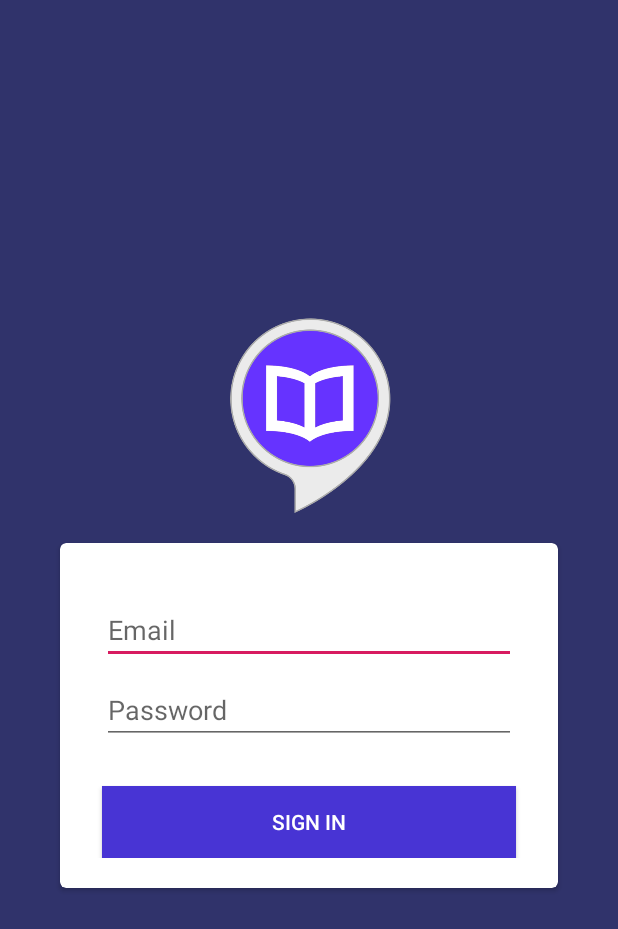
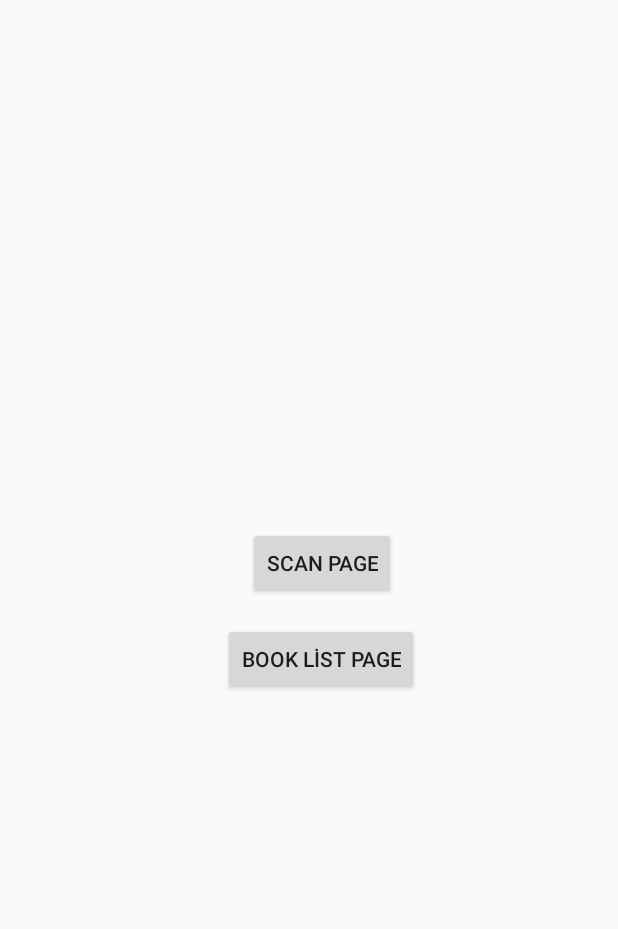
Before and after one commit to mesutgedik/Barcode-Scanner, an Android app: the screen it shows after launch (Login before the commit, MainActivity after it), on a phone screen of 412 x 824 dp. Shown: the top 929 px of the screen. Run offline under Robolectric (Android 15) with nearby library versions, the phone set to English and light mode, and no system bars.

Commit message:
New Design And Improvement

```diff
--- a/app/src/main/java/com/example/barcode/Login.java
+++ b/app/src/main/java/com/example/barcode/Login.java
@@ -1,8 +1,8 @@
 package com.example.barcode;
 
 import android.content.Intent;
-import android.support.annotation.NonNull;
-import android.support.v7.app.AppCompatActivity;
+import androidx.annotation.NonNull;
+import androidx.appcompat.app.AppCompatActivity;
 import android.os.Bundle;
 import android.text.TextUtils;
 import android.view.View;
@@ -13,7 +13,6 @@ import android.widget.Toast;
 
 import com.google.android.gms.tasks.OnCompleteListener;
 import com.google.android.gms.tasks.Task;
-import com.google.firebase.FirebaseApp;
 import com.google.firebase.auth.AuthResult;
 import com.google.firebase.auth.FirebaseAuth;
 
--- /dev/null
+++ b/app/src/main/java/com/example/barcode/MainActivity.java
@@ -0,0 +1,36 @@
+package com.example.barcode;
+
+import androidx.appcompat.app.AppCompatActivity;
+
+import android.content.Intent;
+import android.os.Bundle;
+import android.view.View;
+import android.widget.Button;
+import android.widget.TextView;
+
+public class MainActivity extends AppCompatActivity {
+
+        Button scan,booklist;
+    int count = 0, length = 0;
+
+    String RawValue = null, Name, Author;
+    @Override
+    protected void onCreate(Bundle savedInstanceState) {
+        super.onCreate(savedInstanceState);
+        setContentView(R.layout.activity_main);
+        scan=findViewById(R.id.scan_page);
+        booklist=findViewById(R.id.book_list_page);
+        booklist.setOnClickListener(new View.OnClickListener() {
+            @Override
+            public void onClick(View v) {
+                startActivity(new Intent(getApplicationContext(),BookList.class));
+            }
+        });
+        scan.setOnClickListener(new View.OnClickListener() {
+            @Override
+            public void onClick(View v) {
+                startActivity(new Intent(getApplicationContext(),Scan.class));
+            }
+        });
+    }
+}
--- a/app/src/main/res/layout/activity_login.xml
+++ b/app/src/main/res/layout/activity_login.xml
@@ -20,7 +20,7 @@
             android:layout_width="match_parent"
             android:layout_height="130dp"
             android:src="@drawable/aa"/>
-        <android.support.v7.widget.CardView
+        <androidx.cardview.widget.CardView
             xmlns:card_view="http://schemas.android.com/apk/res-auto"
             android:id="@+id/card_view"
             android:layout_gravity="center"
@@ -84,7 +84,7 @@
         app:layout_constraintStart_toStartOf="parent"
         app:layout_constraintTop_toBottomOf="@+id/password" />
     </LinearLayout>
-        </android.support.v7.widget.CardView>
+        </androidx.cardview.widget.CardView>
     </LinearLayout>
 
 </LinearLayout>
--- /dev/null
+++ b/app/src/main/res/layout/activity_main.xml
@@ -0,0 +1,45 @@
+<?xml version="1.0" encoding="utf-8"?>
+<androidx.constraintlayout.widget.ConstraintLayout xmlns:android="http://schemas.android.com/apk/res/android"
+    xmlns:app="http://schemas.android.com/apk/res-auto"
+    xmlns:tools="http://schemas.android.com/tools"
+    android:layout_width="match_parent"
+    android:layout_height="match_parent"
+    tools:context=".MainActivity">
+
+    <Button
+        android:text="SCAN PAGE"
+        android:layout_width="wrap_content"
+        android:layout_height="wrap_content"
+        android:layout_marginStart="8dp"
+        android:layout_marginLeft="8dp"
+        android:layout_marginTop="8dp"
+        android:layout_marginEnd="8dp"
+        android:layout_marginRight="8dp"
+        android:layout_marginBottom="8dp"
+        app:layout_constraintBottom_toBottomOf="parent"
+        app:layout_constraintEnd_toEndOf="parent"
+        app:layout_constraintHorizontal_bias="0.53"
+        app:layout_constraintStart_toStartOf="parent"
+        app:layout_constraintTop_toTopOf="parent"
+        app:layout_constraintVertical_bias="0.452"
+        android:id="@+id/scan_page"/>
+
+    <Button
+        android:text="BOOK LİST PAGE"
+        android:layout_width="wrap_content"
+        android:layout_height="wrap_content"
+        android:layout_marginStart="8dp"
+        android:layout_marginLeft="8dp"
+        android:layout_marginTop="8dp"
+        android:layout_marginEnd="8dp"
+        android:layout_marginRight="8dp"
+        android:layout_marginBottom="8dp"
+        app:layout_constraintBottom_toBottomOf="parent"
+        app:layout_constraintEnd_toEndOf="parent"
+        app:layout_constraintHorizontal_bias="0.53"
+        app:layout_constraintStart_toStartOf="parent"
+        app:layout_constraintTop_toTopOf="parent"
+        app:layout_constraintVertical_bias="0.536"
+        android:id="@+id/book_list_page"/>
+
+</androidx.constraintlayout.widget.ConstraintLayout>
--- a/app/src/main/res/layout/activity_scan.xml
+++ b/app/src/main/res/layout/activity_scan.xml
@@ -1,6 +1,5 @@
 <?xml version="1.0" encoding="utf-8"?>
 <LinearLayout xmlns:android="http://schemas.android.com/apk/res/android"
-    xmlns:app="http://schemas.android.com/apk/res-auto"
     xmlns:tools="http://schemas.android.com/tools"
     android:layout_width="match_parent"
     android:layout_height="match_parent"
@@ -13,7 +12,6 @@
         android:layout_height="150dp"
         android:background="@drawable/barca"
         android:layout_marginTop="20dp"
-        android:onClick="barcodeScan"
         android:textAllCaps="false" />
     <Button
         android:layout_width="match_parent"
--- a/app/src/main/res/layout/activity_search.xml
+++ b/app/src/main/res/layout/activity_search.xml
@@ -7,6 +7,7 @@
     android:background="#30336b"
     android:orientation="vertical"
     tools:context=".Search">
+
     <TextView
         android:layout_width="match_parent"
         android:layout_height="wrap_content"
@@ -15,7 +16,7 @@
         android:textColor="#fff"
         android:textAlignment="center"/>
 
-    <android.support.v7.widget.CardView
+    <androidx.cardview.widget.CardView
         xmlns:card_view="http://schemas.android.com/apk/res-auto"
         android:layout_gravity="center"
         android:elevation="10dp"
@@ -58,7 +59,7 @@
         android:layout_marginTop="32dp" />
 
         </LinearLayout>
-    </android.support.v7.widget.CardView>
+    </androidx.cardview.widget.CardView>
 
     <Button
         android:id="@+id/scan_again"
--- a/gradle.properties
+++ b/gradle.properties
@@ -9,8 +9,9 @@
 
 # Specifies the JVM arguments used for the daemon process.
 # The setting is particularly useful for tweaking memory settings.
+android.enableJetifier=true
+android.useAndroidX=true
 org.gradle.jvmargs=-Xmx2048m
-
 # When configured, Gradle will run in incubating parallel mode.
 # This option should only be used with decoupled projects. More details, visit
 # http://www.gradle.org/docs/current/userguide/multi_project_builds.html#sec:decoupled_projects
```
Also changed, not shown: app/build.gradle (+11 -12 lines), app/src/main/AndroidManifest.xml (+7 -3 lines), app/src/main/java/com/example/barcode/BookList.java (added, +75 -0 lines), app/src/main/java/com/example/barcode/BookRecyclerViewAdapter.java (added, +60 -0 lines), app/src/main/java/com/example/barcode/Books.java (+14 -7 lines), app/src/main/java/com/example/barcode/Scan.java (+173 -9 lines), app/src/main/java/com/example/barcode/Search.java (+18 -116 lines), app/src/main/res/layout/activity_list.xml (added, +32 -0 lines), app/src/main/res/layout/information_card.xml (added, +69 -0 lines), app/src/main/res/drawable/background.png (added).
